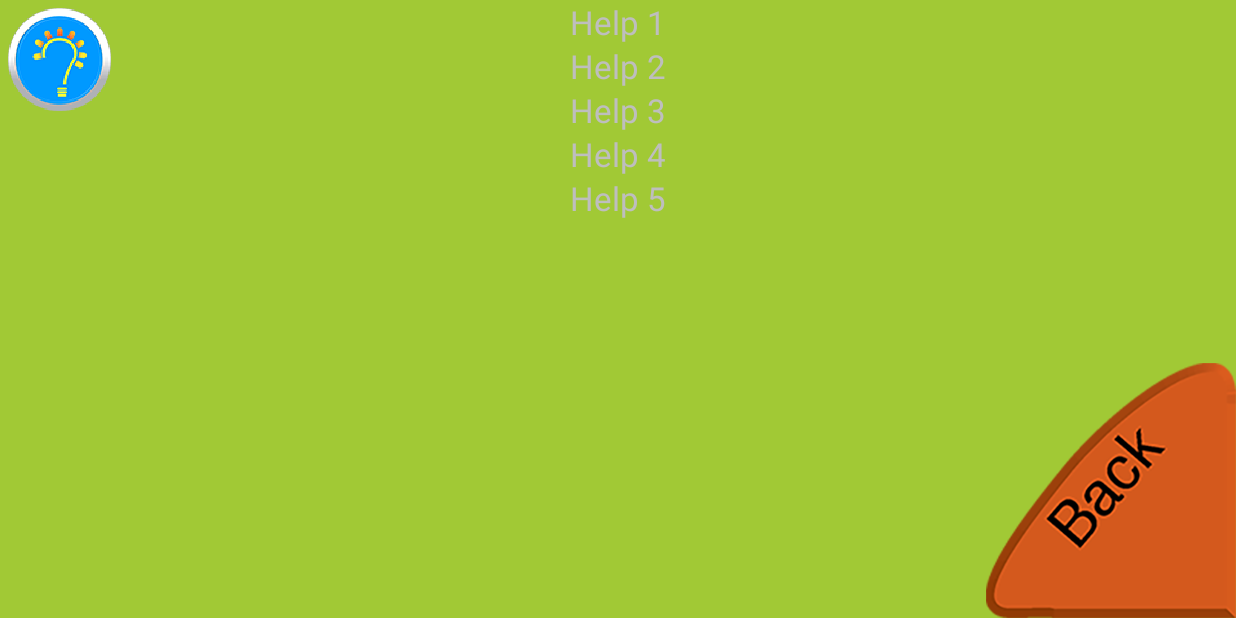
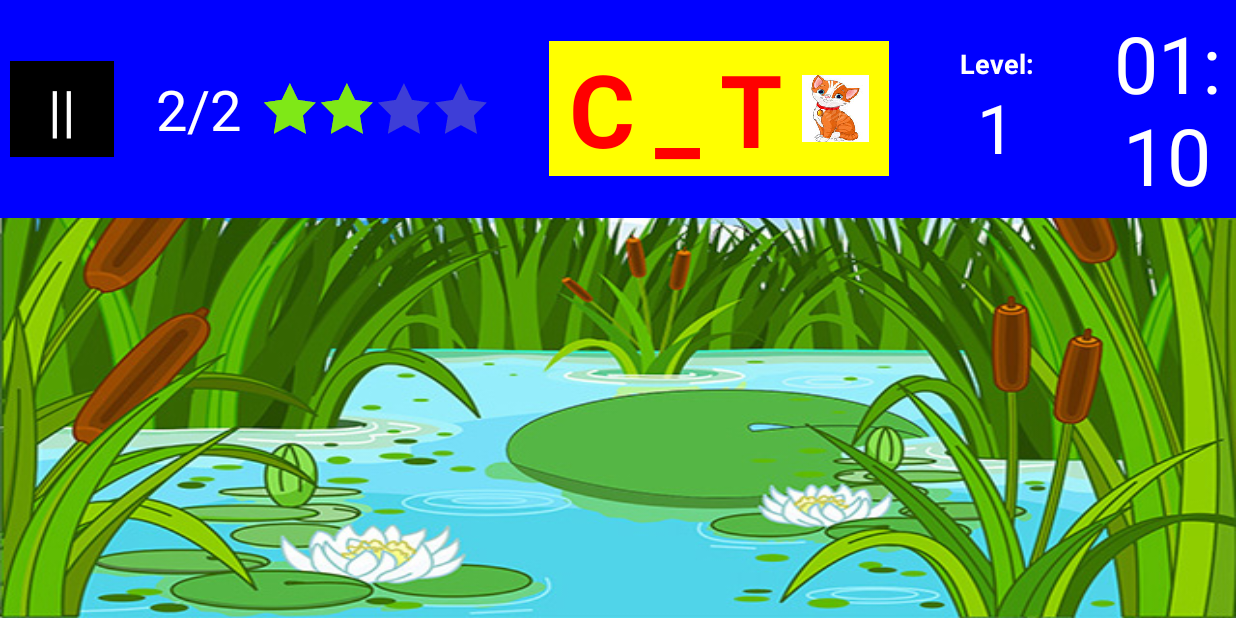
Before and after one commit to royperdue/CVCWORDS, an Android app: the Help screen opened directly, with no data from a screen before it, on a phone screen of 824 x 412 dp (held sideways). Run offline under Robolectric (Android 15) with nearby library versions, the phone set to English and light mode, and no system bars.

Commit message:
Working on help page.

```diff
--- a/app/src/main/java/com/game/one/Help.java
+++ b/app/src/main/java/com/game/one/Help.java
@@ -1,14 +1,110 @@
 package com.game.one;
 
+import android.annotation.SuppressLint;
 import android.app.Activity;
+import android.app.Dialog;
+import android.content.DialogInterface;
+import android.content.Intent;
+import android.graphics.Bitmap;
+import android.graphics.Color;
+import android.graphics.PorterDuff;
+import android.graphics.Typeface;
+import android.graphics.drawable.BitmapDrawable;
+import android.graphics.drawable.Drawable;
+import android.graphics.drawable.LayerDrawable;
+import android.media.MediaPlayer;
 import android.os.Bundle;
+import android.view.Gravity;
 import android.view.View;
-import android.widget.ImageButton;
+import android.widget.Button;
 import android.widget.ImageView;
+import android.widget.LinearLayout;
+import android.widget.RatingBar;
 import android.widget.TextView;
 
 public class Help extends Activity
 {
+    private MediaPlayer mediaPlayer;
+    private Button leftLetterBtn;
+    private Button middleLetterBtn;
+    private Button rightLetterBtn;
+    private Button pauseButton;
+    private Dialog inGameMenu;
+    private LinearLayout wordLayout;
+
+    TimerExec mediaTimer = new TimerExec(500, -1, new TimerExecTask()
+    {
+        @Override
+        public void onTick()
+        {
+           /* if (mediaTimer.getElapsedTime() >= (mediaPlayer.getDuration() - 4000))
+            {
+                onFinish();
+            }*/
+
+            if (mediaTimer.getElapsedTime() >= 4000 && mediaTimer.getElapsedTime() < 4400)
+            {
+                clickLeftButton();
+            }
+
+            if (mediaTimer.getElapsedTime() >= 5000 && mediaTimer.getElapsedTime() < 5400)
+            {
+                resetLeftButton();
+            }
+
+            if (mediaTimer.getElapsedTime() >= 6000 && mediaTimer.getElapsedTime() < 6400)
+            {
+                clickMiddleButton();
+            }
+
+            if (mediaTimer.getElapsedTime() >= 7000 && mediaTimer.getElapsedTime() < 7400)
+            {
+                resetMiddleButton();
+            }
+
+            if (mediaTimer.getElapsedTime() >= 8000 && mediaTimer.getElapsedTime() < 8400)
+            {
+                clickRightButton();
+            }
+
+            if (mediaTimer.getElapsedTime() >= 9000 && mediaTimer.getElapsedTime() < 9400)
+            {
+                resetRightButton();
+            }
+
+            if (mediaTimer.getElapsedTime() >= 10000 && mediaTimer.getElapsedTime() < 10400)
+            {
+                clickOpenDialogButton();
+            }
+
+            if (mediaTimer.getElapsedTime() >= 12000 && mediaTimer.getElapsedTime() < 12400)
+            {
+                clickExitButton();
+            }
+
+            if (mediaTimer.getElapsedTime() >= 13500)
+            {
+                exitHelp();
+            }
+
+            if (mediaTimer.getElapsedTime() >= 13500)
+            {
+                onFinish();
+            }
+        }
+
+        @Override
+        public void onFinish()
+        {
+            // stops the mediaPlayer.
+            mediaPlayer.stop();
+            mediaPlayer.reset();
+            // releases the mediaPlayer instance.
+            mediaPlayer.release();
+            mediaPlayer = null;
+            mediaTimer.cancel();
+        }
+    });
 
     @Override
 	public void onCreate(Bundle savedInstanceState)
@@ -16,23 +112,413 @@ public class Help extends Activity
 		super.onCreate(savedInstanceState);
         setContentView(R.layout.help);
 
-		((TextView) findViewById(R.id.help1)).setTextSize(Util.getTextSize());
-		((TextView) findViewById(R.id.help2)).setTextSize(Util.getTextSize());
-		((TextView) findViewById(R.id.help3)).setTextSize(Util.getTextSize());
-		((TextView) findViewById(R.id.help4)).setTextSize(Util.getTextSize());
-		((TextView) findViewById(R.id.help5)).setTextSize(Util.getTextSize());
+        //ImageView imageView = (ImageView) findViewById(R.id.imageView);
 
-		((ImageView) findViewById(R.id.helpImg)).setImageBitmap(Sprite
-				.createBitmap(getResources().getDrawable(R.drawable.symb1)));
+        inGameMenu = new Dialog(this);
+        inGameMenu.setContentView(R.layout.ingamemenu);
+        inGameMenu.setCancelable(true);
 
-		ImageButton backButton = (ImageButton) findViewById(R.id.backButton);
-		backButton.setOnClickListener(new View.OnClickListener()
+        ((Button) inGameMenu.findViewById(R.id.ingamemenuYes)).setTextSize(Util
+                .getTextSize());
+        ((Button) inGameMenu.findViewById(R.id.ingamemenuNo)).setTextSize(Util
+                .getTextSize());
+        ((Button) inGameMenu.findViewById(R.id.ingamemenuSettings))
+                .setTextSize(Util.getTextSize());
+        ((TextView) inGameMenu.findViewById(R.id.ingamemenuText))
+                .setTextSize(Util.getTextSize());
+
+        inGameMenu.setOnDismissListener(new DialogInterface.OnDismissListener()
+        {
+            public void onDismiss(DialogInterface dialog)
+            {
+                onResume();
+            }
+        });
+        ((Button) inGameMenu.findViewById(R.id.ingamemenuYes))
+                .setOnClickListener(new View.OnClickListener()
                 {
                     public void onClick(View v)
                     {
+                        inGameMenu.dismiss();
                         finish();
                     }
                 });
+        ((Button) inGameMenu.findViewById(R.id.ingamemenuNo))
+                .setOnClickListener(new View.OnClickListener()
+                {
+                    public void onClick(View v)
+                    {
+                        inGameMenu.dismiss();
+                    }
+                });
+        ((Button) inGameMenu.findViewById(R.id.ingamemenuSettings))
+                .setOnClickListener(new View.OnClickListener()
+                {
+                    public void onClick(View v)
+                    {
+                        inGameMenu.dismiss();
+                        startActivity(new Intent("com.game.one.Config"));
+                        finish();
+                    }
+                });
+
+        LinearLayout mainLayout = (LinearLayout)findViewById(R.id.mainLayout);
+        mainLayout.setOrientation(LinearLayout.VERTICAL);
+        mainLayout.setGravity(Gravity.TOP);
+        mainLayout.setBackgroundColor(Color.BLUE);
+
+        LinearLayout topLayout = new LinearLayout(this);
+
+        wordLayout = new LinearLayout(this);
+
+        LinearLayout levelLayout = new LinearLayout(this);
+
+        LinearLayout timerLayout = new LinearLayout(this);
+
+        LinearLayout starLayout = new LinearLayout(this);
+
+        wordLayout.setGravity(Gravity.CENTER_HORIZONTAL
+                | Gravity.CENTER_VERTICAL);
+        wordLayout.setBackgroundColor(Color.YELLOW);
+        wordLayout.setPadding(20, 0, 20, 0);
+        LinearLayout.LayoutParams wordParams = new LinearLayout.LayoutParams(LinearLayout.LayoutParams.WRAP_CONTENT,
+                LinearLayout.LayoutParams.WRAP_CONTENT);
+        wordParams.setMargins(40, 0, 40, 0);
+        wordLayout.setLayoutParams(wordParams);
+
+        topLayout.setGravity(Gravity.CENTER_VERTICAL | Gravity.LEFT);
+        topLayout.setBackgroundColor(Color.TRANSPARENT);
+        topLayout.setPadding(10, 0, 0, 0);
+
+        leftLetterBtn = new Button(this);
+        leftLetterBtn.setTextColor(Color.RED);
+        leftLetterBtn.setPadding(0, 0, 20, 0);
+        leftLetterBtn.setTypeface(Typeface.DEFAULT_BOLD);
+        leftLetterBtn.setBackgroundColor(Color.YELLOW);
+        leftLetterBtn.setText("C");
+        leftLetterBtn.setTextSize(getResources().getDimension(
+                R.dimen.textsize45sp));
+        leftLetterBtn.setOnClickListener(new View.OnClickListener()
+        {
+            @SuppressLint("DefaultLocale")
+            public void onClick(View v)
+            {
+                int resID = getApplicationContext().getResources().getIdentifier("c",
+                        "raw", getApplicationContext().getPackageName());
+                mediaPlayer = MediaPlayer.create(getApplicationContext(), resID);
+                try
+                {
+                    // sets volume of mediaPlayer.
+                    mediaPlayer.setVolume(Util.soundVolume, Util.soundVolume);
+                    mediaPlayer.start();
+                } catch (IllegalStateException e)
+                {
+                }
+
+            }
+        });
+
+        middleLetterBtn = new Button(this);
+        middleLetterBtn.setTextColor(Color.RED);
+        middleLetterBtn.setPadding(0, 0, 0, 0);
+        middleLetterBtn.setTypeface(Typeface.DEFAULT_BOLD);
+        middleLetterBtn.setBackgroundColor(Color.YELLOW);
+        middleLetterBtn.setText("_");
+        middleLetterBtn.setTextSize(getResources().getDimension(
+                R.dimen.textsize45sp));
+        middleLetterBtn.setOnClickListener(new View.OnClickListener()
+        {
+            @SuppressLint("DefaultLocale")
+            public void onClick(View v)
+            {
+                int resID = getApplicationContext().getResources().getIdentifier("a",
+                        "raw", getApplicationContext().getPackageName());
+                mediaPlayer = MediaPlayer.create(getApplicationContext(), resID);
+                try
+                {
+                    // sets volume of mediaPlayer.
+                    mediaPlayer.setVolume(Util.soundVolume, Util.soundVolume);
+                    mediaPlayer.start();
+                } catch (IllegalStateException e)
+                {
+                }
+            }
+        });
+
+        rightLetterBtn = new Button(this);
+        rightLetterBtn.setTextColor(Color.RED);
+        rightLetterBtn.setPadding(20, 0, 20, 0);
+        rightLetterBtn.setTypeface(Typeface.DEFAULT_BOLD);
+        rightLetterBtn.setBackgroundColor(Color.YELLOW);
+        rightLetterBtn.setText("T");
+        rightLetterBtn.setTextSize(getResources().getDimension(
+                R.dimen.textsize45sp));
+        rightLetterBtn.setOnClickListener(new View.OnClickListener()
+        {
+            @SuppressLint("DefaultLocale")
+            public void onClick(View v)
+            {
+                int resID = getApplicationContext().getResources().getIdentifier("t",
+                        "raw", getApplicationContext().getPackageName());
+                mediaPlayer = MediaPlayer.create(getApplicationContext(), resID);
+                try
+                {
+                    // sets volume of mediaPlayer.
+                    mediaPlayer.setVolume(Util.soundVolume, Util.soundVolume);
+                    mediaPlayer.start();
+                } catch (IllegalStateException e)
+                {
+                }
+            }
+        });
+
+        pauseButton = new Button(this);
+        pauseButton.setText("  ||  ");
+        pauseButton.setTextColor(Color.WHITE);
+        pauseButton.setBackgroundColor(Color.BLACK);
+        pauseButton.setTextSize(getResources().getDimension(
+                R.dimen.textsize25sp));
+        pauseButton.setPadding(10, 10, 10, 10);
+        pauseButton.setOnClickListener(new View.OnClickListener()
+        {
+            public void onClick(View v)
+            {
+                inGameMenu.show();
+            }
+        });
+
+        levelLayout.setOrientation(LinearLayout.VERTICAL);
+        levelLayout.setPadding(30, 0, 30, 0);
+
+        TextView levelLabel = new TextView(this);
+        levelLabel.setTextSize(getResources()
+                .getDimension(R.dimen.textsize12sp));
+        levelLabel.setTypeface(Typeface.DEFAULT_BOLD);
+        levelLabel.setText("Level:");
+        levelLabel.setTextColor(Color.WHITE);
+        levelLabel.setBackgroundColor(Color.TRANSPARENT);
+        levelLabel.setGravity(Gravity.CENTER_HORIZONTAL
+                | Gravity.CENTER_VERTICAL);
+
+        TextView levelNumber = new TextView(this);
+        levelNumber.setTextSize(getResources().getDimension(
+                R.dimen.textsize30sp));
+        levelNumber.setGravity(Gravity.CENTER_HORIZONTAL
+                | Gravity.CENTER_VERTICAL);
+        levelNumber.setTextColor(Color.WHITE);
+        levelNumber.setBackgroundColor(Color.TRANSPARENT);
+        levelNumber.setText(Integer.toString(1));
+
+        levelLayout.addView(levelLabel);
+        levelLayout.addView(levelNumber);
+
+        timerLayout.setBackgroundColor(Color.TRANSPARENT);
+        timerLayout.setPadding(10, 10, 10, 10);
+        LinearLayout.LayoutParams timerParams = new LinearLayout.LayoutParams(LinearLayout.LayoutParams.WRAP_CONTENT,
+                LinearLayout.LayoutParams.WRAP_CONTENT);
+        timerParams.setMargins(35, 0, 0, 0);
+        timerLayout.setLayoutParams(timerParams);
+
+        TextView timer = new TextView(this);
+        timer.setTextSize(getResources().getDimension(R.dimen.textsize35sp));
+        timer.setBackgroundColor(Color.TRANSPARENT);
+        timer.setTextColor(Color.WHITE);
+        timer.setGravity(Gravity.CENTER_HORIZONTAL | Gravity.CENTER_VERTICAL);
+
+        timerLayout.addView(timer);
+
+        starLayout.setPadding(10, 10, 10, 10);
+        starLayout.setBackgroundColor(Color.TRANSPARENT);
+        starLayout.setGravity(Gravity.CENTER_HORIZONTAL
+                | Gravity.CENTER_VERTICAL);
+        LinearLayout.LayoutParams starParams = new LinearLayout.LayoutParams(LinearLayout.LayoutParams.WRAP_CONTENT,
+                LinearLayout.LayoutParams.WRAP_CONTENT);
+        starParams.setMargins(10, 10, 10, 10);
+        starLayout.setLayoutParams(starParams);
+
+        RatingBar rateBar = new RatingBar(this, null,
+                android.R.attr.ratingBarStyleIndicator);
+        rateBar.setStepSize((float) 1.0);
+        rateBar.setMax(4);
+        rateBar.setNumStars(4);
+        rateBar.setRating(0.0f);
+        rateBar.setFocusable(false);
+        rateBar.setBackgroundColor(Color.TRANSPARENT);
+        LayerDrawable stars = (LayerDrawable) rateBar.getProgressDrawable();
+        stars.getDrawable(2).setColorFilter(
+                getResources().getColor(R.color.HummingbirdGreen),
+                PorterDuff.Mode.SRC_ATOP);
+
+        TextView stats = new TextView(this);
+        stats.setTextSize(getResources().getDimension(R.dimen.textsize25sp));
+        stats.setTextColor(Color.WHITE);
+
+        topLayout.addView(pauseButton);
+        topLayout.addView(stats);
+        starLayout.addView(rateBar);
+        topLayout.addView(starLayout);
+
+        ImageView image = new ImageView(this);
+
+        wordLayout.addView(leftLetterBtn);
+        wordLayout.addView(middleLetterBtn);
+        wordLayout.addView(rightLetterBtn);
+
+        wordLayout.addView(image);
+        topLayout.addView(wordLayout);
+
+        topLayout.addView(levelLayout);
+        topLayout.addView(timerLayout);
+
+        mainLayout.addView(topLayout);
+
+        Bitmap b;
+        Drawable d;
+        b = createBitmap(this.getResources().getDrawable(R.drawable.cat));
+        d = new BitmapDrawable(b);
+        image.setBackground(d);
+        long millis = 70000;
+
+        int seconds = (int) (millis / 1000) % 60;
+        int minutes = (int) ((millis / (1000 * 60)) % 60);
+
+        String ms = String.format("%02d:%02d", minutes, seconds);
+
+        timer.setText(ms);
+        stats.setText("   2/2");
+        rateBar.setRating(2.0f);
+        //leftLetterBtn.performClick();
+        mediaTimer.start();
+
+        //imageView.setBackgroundResource(R.drawable.scene);
+
+
+    }
+
+    private void clickLeftButton()
+    {
+        runOnUiThread(new Runnable()
+        {
+            public void run()
+            {
+                leftLetterBtn.performClick();
+                leftLetterBtn.invalidate();
+                leftLetterBtn.setPressed(true);
+                leftLetterBtn.setTextColor(getResources().getColor(R.color.Cranberry));
+            }
+        });
+    }
+
+    private void resetLeftButton()
+    {
+        runOnUiThread(new Runnable()
+        {
+            public void run()
+            {
+                leftLetterBtn.setPressed(false);
+                leftLetterBtn.invalidate();
+                leftLetterBtn.setTextColor(Color.RED);
+            }
+        });
+    }
+
+    private void clickMiddleButton()
+    {
+        runOnUiThread(new Runnable()
+        {
+            public void run()
+            {
+                middleLetterBtn.performClick();
+                middleLetterBtn.invalidate();
+                middleLetterBtn.setPressed(true);
+                middleLetterBtn.setTextColor(getResources().getColor(R.color.Cranberry));
+            }
+        });
+    }
+
+    private void resetMiddleButton()
+    {
+        runOnUiThread(new Runnable()
+        {
+            public void run()
+            {
+                middleLetterBtn.setPressed(false);
+                middleLetterBtn.invalidate();
+                middleLetterBtn.setTextColor(Color.RED);
+            }
+        });
+    }
+
+    private void clickRightButton()
+    {
+        runOnUiThread(new Runnable()
+        {
+            public void run()
+            {
+                rightLetterBtn.performClick();
+                rightLetterBtn.invalidate();
+                rightLetterBtn.setPressed(true);
+                rightLetterBtn.setTextColor(getResources().getColor(R.color.Cranberry));
+            }
+        });
+    }
+
+    private void resetRightButton()
+    {
+        runOnUiThread(new Runnable()
+        {
+            public void run()
+            {
+                rightLetterBtn.setPressed(false);
+                rightLetterBtn.invalidate();
+                rightLetterBtn.setTextColor(Color.RED);
+            }
+        });
+    }
+
+    private void clickOpenDialogButton()
+    {
+        runOnUiThread(new Runnable()
+        {
+            public void run()
+            {
+                pauseButton.setBackgroundColor(Color.LTGRAY);
+                pauseButton.performClick();
+            }
+        });
+    }
+
+    private void clickExitButton()
+    {
+        runOnUiThread(new Runnable()
+        {
+            public void run()
+            {
+                pauseButton.setPressed(false);
+                pauseButton.invalidate();
+                rightLetterBtn.setTextColor(Color.BLACK);
+                inGameMenu.findViewById(R.id.ingamemenuYes).setBackgroundColor(Color.RED);
+            }
+        });
+    }
+
+    private void exitHelp()
+    {
+        runOnUiThread(new Runnable()
+        {
+            public void run()
+            {
+                inGameMenu.findViewById(R.id.ingamemenuYes).performClick();
+            }
+        });
+    }
+
+    public void onWindowFocusChanged(boolean hasFocus) {
+
+        super.onWindowFocusChanged(hasFocus);
+
+
+
     }
 
 	@Override
@@ -54,4 +540,14 @@ public class Help extends Activity
 		}
 		super.onPause();
 	}
+
+    public static Bitmap createBitmap(Drawable drawable)
+    {
+        BitmapDrawable bd = (BitmapDrawable) drawable;
+        Bitmap bm = bd.getBitmap();
+        return Bitmap.createScaledBitmap(bm,
+                (int) ((Util.getScaleFactor() * Util.PIXEL_HEIGHT) / 11.8),
+                (int) ((Util.getScaleFactor() * Util.PIXEL_HEIGHT) / 11.8),
+                false);
     }
+}
--- /dev/null
+++ b/app/src/main/res/drawable-hdpi/help_animation.xml
@@ -0,0 +1,5 @@
+<animation-list xmlns:android="http://schemas.android.com/apk/res/android"
+                android:oneshot="true">
+    <item android:drawable="@drawable/scene" android:duration="200" />
+
+</animation-list>
--- a/app/src/main/res/layout/help.xml
+++ b/app/src/main/res/layout/help.xml
@@ -3,77 +3,16 @@
     xmlns:tools="http://schemas.android.com/tools"
     android:layout_width="match_parent"
     android:layout_height="match_parent"
-    android:background="@color/SaladGreen" >
+    android:background="@drawable/scene">
 
-    <ImageButton
-        android:id="@+id/backButton"
-        android:layout_width="wrap_content"
+    <LinearLayout
+        android:id="@+id/mainLayout"
+        android:orientation="vertical"
+        android:layout_width="fill_parent"
         android:layout_height="wrap_content"
-        android:layout_alignParentBottom="true"
-        android:layout_alignParentRight="true"
-        android:background="@android:color/transparent"
-        android:contentDescription="@string/backbutton"
-        android:src="@drawable/back" />
-
-    <ImageView
-        android:id="@+id/helpImg"
-        android:layout_width="wrap_content"
-        android:layout_height="wrap_content"
+        android:layout_alignParentTop="true"
         android:layout_alignParentLeft="true"
-        android:layout_alignParentTop="true"
-        android:layout_marginLeft="5dp"
-        android:layout_marginTop="5dp"
-        android:contentDescription="@string/fly"
-        android:src="@drawable/flya" />
-
-   <TextView
-        android:id="@+id/help1"
-        android:layout_width="wrap_content"
-        android:layout_height="wrap_content"
-        android:layout_centerHorizontal="true"
-        android:layout_alignParentTop="true"
-        android:text="@string/help1"
-        android:textSize="25dp"
-        tools:ignore="SpUsage" />
-
-    <TextView
-        android:id="@+id/help2"
-        android:layout_width="wrap_content"
-        android:layout_height="wrap_content"
-        android:layout_below="@+id/help1"
-        android:layout_centerHorizontal="true"
-        android:text="@string/help2"
-        android:textSize="25dp"
-        tools:ignore="SpUsage" />
-
-    <TextView
-        android:id="@+id/help3"
-        android:layout_width="wrap_content"
-        android:layout_height="wrap_content"
-        android:layout_below="@+id/help2"
-        android:layout_centerHorizontal="true"
-        android:text="@string/help3"
-        android:textSize="25dp"
-        tools:ignore="SpUsage" />
-
-    <TextView
-        android:id="@+id/help4"
-        android:layout_width="wrap_content"
-        android:layout_height="wrap_content"
-        android:layout_below="@+id/help3"
-        android:layout_centerHorizontal="true"
-        android:text="@string/help4"
-        android:textSize="25dp"
-        tools:ignore="SpUsage" />
-
-    <TextView
-        android:id="@+id/help5"
-        android:layout_width="wrap_content"
-        android:layout_height="wrap_content"
-        android:layout_below="@+id/help4"
-        android:layout_centerHorizontal="true"
-        android:text="@string/help5"
-        android:textSize="25dp"
-        tools:ignore="SpUsage" />
+        android:layout_alignParentStart="true">
+    </LinearLayout>
 
 </RelativeLayout>
```
Also changed, not shown: 45 other files. Lines whose indentation alone changed are shown as unchanged.
